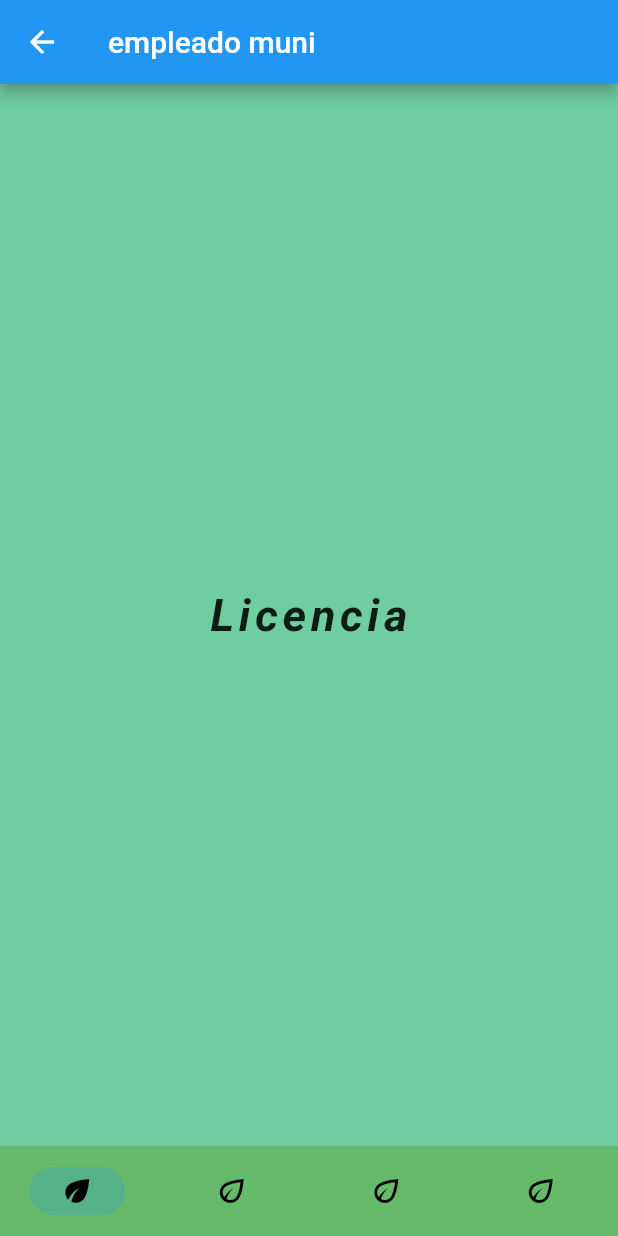
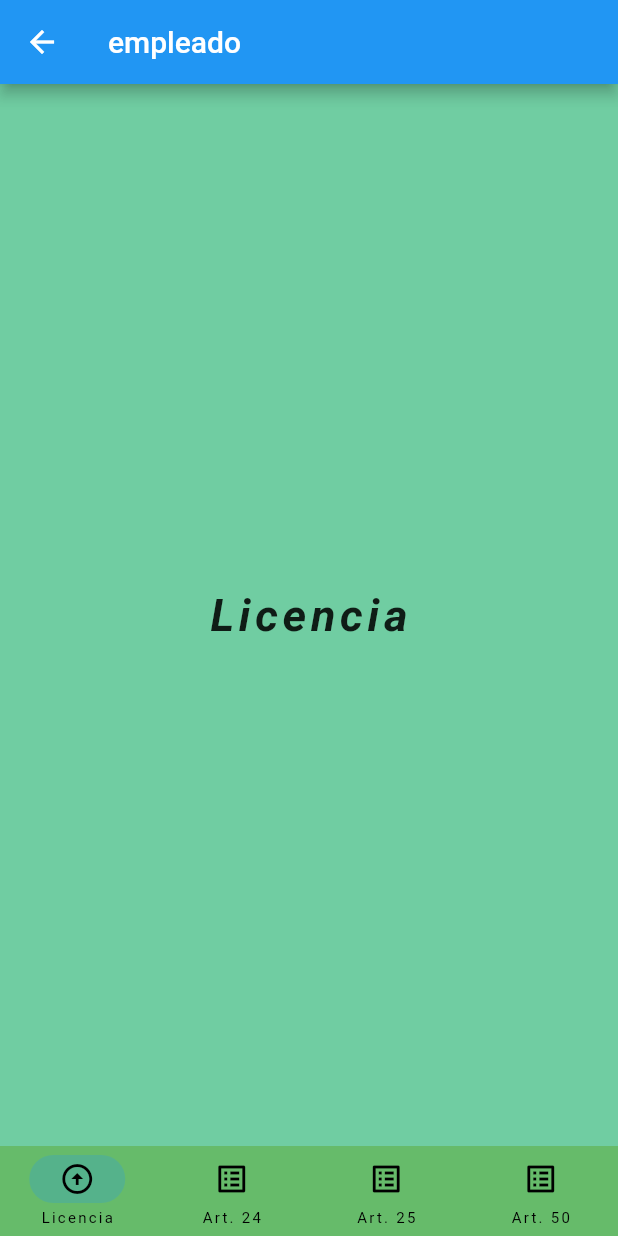
Before and after one commit to ivandavid014/control_asistencia, a Flutter app: the screen it shows after launch, after a tap on the "navigation" icon, on a phone screen of 412 x 824 dp. Run offline on Flutter 3.47's test engine with Material 2 defaults, Android fonts, the light colour scheme and no system bars; our stand-ins replace material_floating_search_bar.

Commit message:
buscador andando

```diff
--- a/lib/empleado_page.dart
+++ b/lib/empleado_page.dart
@@ -27,13 +27,13 @@ class _EmpleadoPageState extends State<EmpleadoPage> {
   @override
   Widget build(BuildContext context) {
     return Scaffold(
-      appBar: AppBar(title: const Text('empleado muni')),
+      appBar: AppBar(title: const Text('empleado')),
       body: Center(child: pages[_currentIndex]),
       bottomNavigationBar: NavigationBar(
         backgroundColor: Colors.green[400],
         animationDuration: const Duration(seconds: 1),
         height: 60,
-        labelBehavior: NavigationDestinationLabelBehavior.alwaysHide,
+        labelBehavior: NavigationDestinationLabelBehavior.alwaysShow,
         selectedIndex: _currentIndex,
         onDestinationSelected: (int newIndex) {
           setState(() {
@@ -42,24 +42,24 @@ class _EmpleadoPageState extends State<EmpleadoPage> {
         },
         destinations: const [
           NavigationDestination(
-            icon: Icon(Icons.eco_outlined),
+            icon: Icon(Icons.list_alt_outlined),
             label: 'Licencia',
-            selectedIcon: Icon(Icons.eco),
+            selectedIcon: Icon(Icons.arrow_circle_up_sharp),
           ),
           NavigationDestination(
-            icon: Icon(Icons.eco_outlined),
+            icon: Icon(Icons.list_alt_outlined),
             label: 'Art. 24',
-            selectedIcon: Icon(Icons.eco),
+            selectedIcon: Icon(Icons.arrow_circle_up_sharp),
           ),
           NavigationDestination(
-            icon: Icon(Icons.eco_outlined),
+            icon: Icon(Icons.list_alt_outlined),
             label: 'Art. 25',
-            selectedIcon: Icon(Icons.eco),
+            selectedIcon: Icon(Icons.arrow_circle_up_sharp),
           ),
           NavigationDestination(
-            icon: Icon(Icons.eco_outlined),
+            icon: Icon(Icons.list_alt_outlined),
             label: 'Art. 50',
-            selectedIcon: Icon(Icons.eco),
+            selectedIcon: Icon(Icons.arrow_circle_up_sharp),
           ),
         ],
       ),
--- a/lib/main.dart
+++ b/lib/main.dart
@@ -123,14 +123,14 @@ class _HomePageState extends State<HomePage> {
         "Ingrese nombre o código del personal",
         style: Theme.of(context).textTheme.headline6,
       ),
-      hint: 'ej. Gorria, Maira',
+      hint: 'ej. Gorria, Maira // 15896',
       actions: [
         FloatingSearchBarAction.searchToClear(),
       ],
       onQueryChanged: (query) {
-        setState(() {
-          filteredSearchHistory = filterSearchTerms(filter: query);
-        });
+        //  setState(() {
+        //   filteredSearchHistory = filterSearchTerms(filter: query);
+        // });
       },
       onSubmitted: (query) {
         setState(() {
@@ -141,15 +141,15 @@ class _HomePageState extends State<HomePage> {
       },
       builder: (context, transition) {
         return ClipRRect(
-          borderRadius: BorderRadius.circular(8),
+          borderRadius: BorderRadius.circular(20),
           child: Material(
             color: Colors.white,
-            elevation: 4,
+            elevation: 10,
             child: Builder(
               builder: (context) {
                 if (filteredSearchHistory.isEmpty && controller.query.isEmpty) {
                   return Container(
-                    height: 56,
+                    height: 20,
                     width: double.infinity,
                     alignment: Alignment.center,
                     child: Text(
@@ -243,28 +243,34 @@ class SearchResultsListView extends StatelessWidget {
       );
     }
 
-    final fsb = FloatingSearchBar.of(context);
-
+    // se utilizará más adelante para darle lógica a la búsqueda
+    // final fsb = FloatingSearchBar.of(context);
+    List<Empleado> aux = empleados
+        .where((element) =>
+            element.apellido!.toLowerCase() == searchTerm!.toLowerCase() ||
+            element.nombre!.toLowerCase() == searchTerm!.toLowerCase() ||
+            element.codigo?.toString() == searchTerm)
+        .toList();
     return Container(
       margin: EdgeInsets.fromLTRB(5, 80, 5, 0),
       child: ListView.builder(
-        itemCount: empleados.length,
+        itemCount: aux.length,
         itemBuilder: (context, index) {
-          return armarLista(index, empleados, context);
+          return armarLista(index, aux, context);
         },
       ),
     );
   }
 
   Widget armarLista(int index, List<Empleado> empleados, BuildContext context) {
-    return InkWell(
+    return Container(
+        child: GestureDetector(
       onTap: () {
         Navigator.push(
           context,
           MaterialPageRoute(builder: (context) => const EmpleadoPage()),
         );
       },
-      child: Container(
       child: Container(
         margin: EdgeInsets.fromLTRB(5, 25, 5, 0),
         alignment: Alignment.centerLeft,
@@ -284,13 +290,16 @@ class SearchResultsListView extends StatelessWidget {
         ),
         padding: EdgeInsets.all(28.0),
         child: Text(
+          empleados[index].codigo.toString() +
+              ' - ' +
+              empleados[index].apellido! +
+              ', ' +
               empleados[index].nombre!,
           style: TextStyle(
-                fontSize: 35, fontStyle: FontStyle.normal, color: Colors.white),
+              fontSize: 25, fontStyle: FontStyle.normal, color: Colors.white),
           maxLines: 1,
         ),
       ),
-      ),
-    );
+    ));
   }
 }
```
Lines whose indentation alone changed are shown as unchanged.
